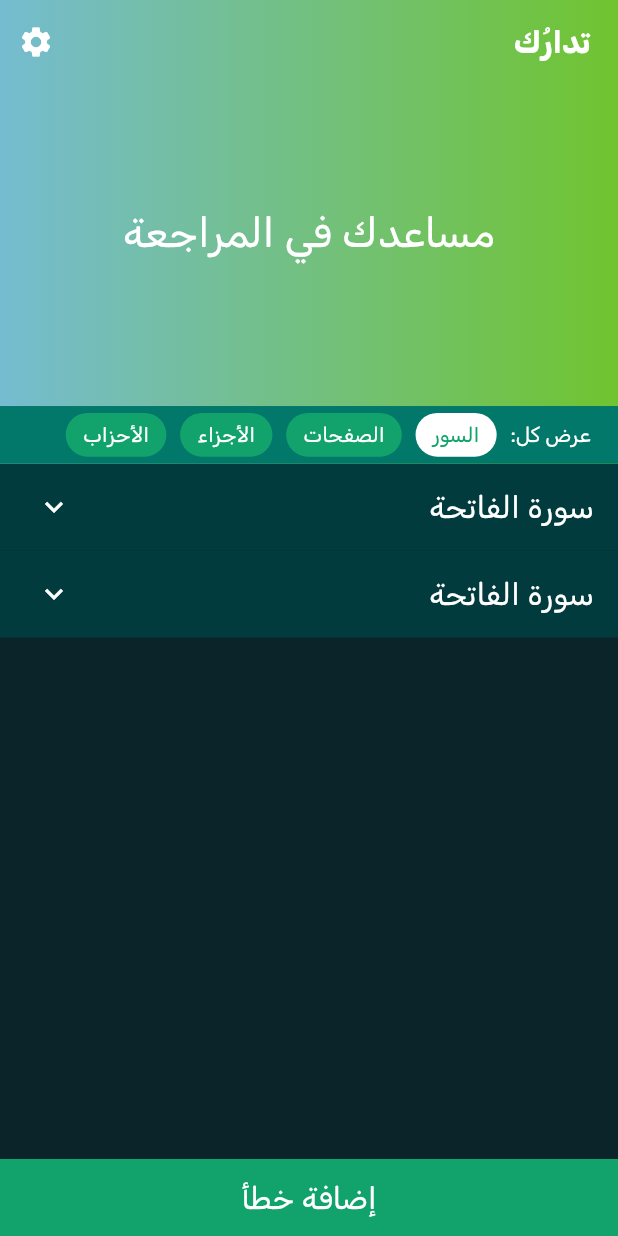
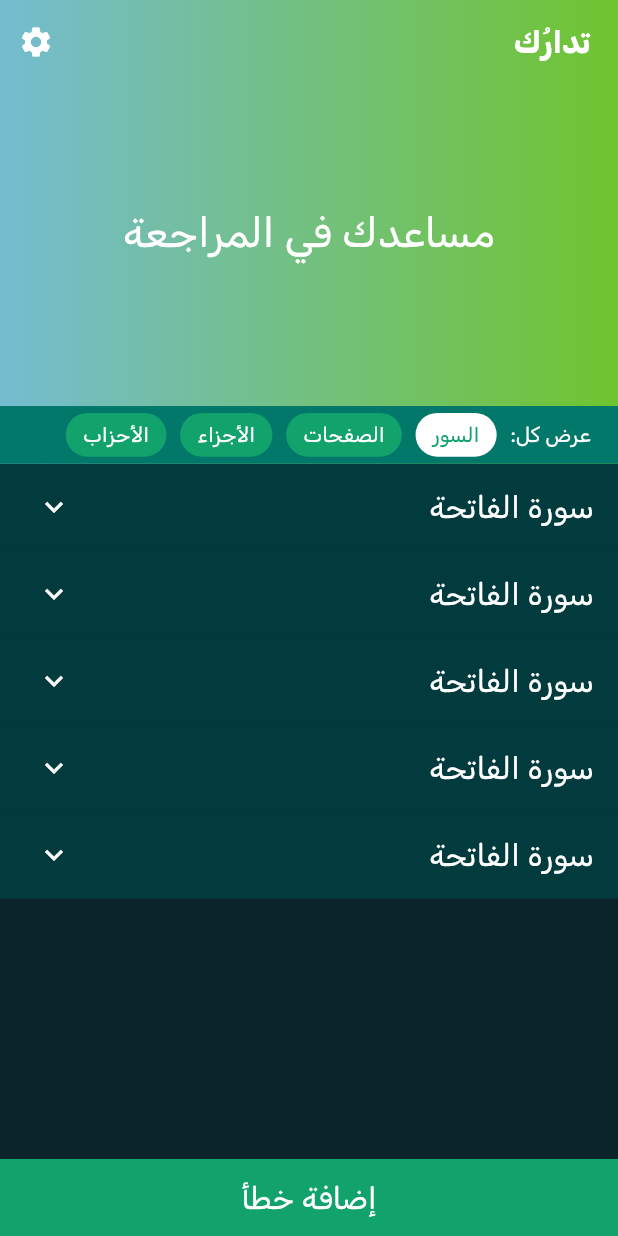
Before and after one commit to Kawarem/tadaruk.kawarem, a Flutter app: the screen it shows after launch, on a phone screen of 412 x 824 dp. Run offline on Flutter 3.47's test engine with Material 3 defaults, Android fonts, the phone set to English and light mode, and no system bars; our stand-ins replace bloc, equatable, flutter_bloc, flutter_screenutil, flutter_svg, shared_preferences; statements that could not run were skipped.

Commit message:
Implement logic in home_screen

```diff
--- a/lib/app_bloc/app_bloc.dart
+++ b/lib/app_bloc/app_bloc.dart
@@ -17,6 +17,7 @@ class AppBloc extends Bloc<AppEvent, AppState> {
   bool validatorInAddMistakeScreen = false;
   int surahNumber = 0;
   int displayTypeInHomeScreen = 0;
+  bool appBarIsCollapsed = false;
 
   AppBloc() : super(AppInitial()) {
     on<AppEvent>((event, emit) {
@@ -36,7 +37,6 @@ class AppBloc extends Bloc<AppEvent, AppState> {
         mistakeRepetition = event.mistakeRepetition.toInt();
         circleColor = changeCircleColor()!;
         emit(ChangeMistakeRepetitionState());
-        print(circleColor.toString());
       } else if (event is ChangeMistakeKindEvent) {
         mistakeKind = event.mistakeKind;
         emit(ChangeMistakeKindState());
@@ -49,6 +49,9 @@ class AppBloc extends Bloc<AppEvent, AppState> {
       } else if (event is ChangeDisplayTypeInHomeScreenEvent) {
         displayTypeInHomeScreen = event.displayTypeInHomeScreen;
         emit(ChangeDisplayTypeInHomeScreenState());
+      } else if (event is AppBarCollapsedEvent) {
+        emit(AppBarCollapsedState(isCollapsed: appBarIsCollapsed));
+        // }
       }
     });
   }
--- a/lib/app_bloc/app_event.dart
+++ b/lib/app_bloc/app_event.dart
@@ -50,3 +50,5 @@ class ChangeDisplayTypeInHomeScreenEvent extends AppEvent {
 
   ChangeDisplayTypeInHomeScreenEvent({required this.displayTypeInHomeScreen});
 }
+
+class AppBarCollapsedEvent extends AppEvent {}
--- a/lib/app_bloc/app_state.dart
+++ b/lib/app_bloc/app_state.dart
@@ -26,3 +26,9 @@ class ChangeSurahInAddMistakeScreenState extends AppState {
 }
 
 class ChangeDisplayTypeInHomeScreenState extends AppState {}
+
+class AppBarCollapsedState extends AppState {
+  final bool isCollapsed;
+
+  AppBarCollapsedState({required this.isCollapsed});
+}
--- a/lib/constants/components.dart
+++ b/lib/constants/components.dart
@@ -1,15 +1,26 @@
+import 'dart:math' as math;
+
 import 'package:flutter/material.dart';
+import 'package:flutter_bloc/flutter_bloc.dart';
 import 'package:flutter_screenutil/flutter_screenutil.dart';
 
+import '../app_bloc/app_bloc.dart';
+
 Widget buttonInHomeScreen(context,
-        {required String title, required bool isSelected}) =>
+        {required String title, required int index}) =>
     GestureDetector(
-      onTap: () {},
+      onTap: () {
+        BlocProvider.of<AppBloc>(context).add(
+            ChangeDisplayTypeInHomeScreenEvent(displayTypeInHomeScreen: index));
+      },
       child: Container(
         padding: const EdgeInsets.symmetric(horizontal: 10, vertical: 4).r,
         decoration: BoxDecoration(
           borderRadius: BorderRadius.circular(45).r,
-          color: isSelected ? Colors.white : Theme.of(context).primaryColor,
+          color: (BlocProvider.of<AppBloc>(context).displayTypeInHomeScreen ==
+                  index)
+              ? Colors.white
+              : Theme.of(context).primaryColor,
         ),
         child: Text(
           title,
@@ -17,7 +28,126 @@ Widget buttonInHomeScreen(context,
               fontSize: Theme.of(context).textTheme.displaySmall!.fontSize,
               fontFamily: Theme.of(context).textTheme.displaySmall!.fontFamily,
               color:
-                  isSelected ? Theme.of(context).primaryColor : Colors.white),
+                  (BlocProvider.of<AppBloc>(context).displayTypeInHomeScreen ==
+                          index)
+                      ? Theme.of(context).primaryColor
+                      : Colors.white),
         ),
       ),
     );
+
+Widget expansionTiles(context) => ExpansionTile(
+      title: Text(
+        'سورة الفاتحة',
+        style: Theme.of(context).textTheme.displayLarge,
+      ),
+      children: [
+        // Container(
+        //   color: Theme.of(context).scaffoldBackgroundColor,
+        //   child: CustomScrollView(shrinkWrap: true, slivers: [
+        //     SliverFillRemaining(
+        //       child: ListView.separated(
+        //         shrinkWrap: true,
+        //         physics: NeverScrollableScrollPhysics(),
+        //         itemCount: mistakesList[0].mistakesNumber,
+        //         itemBuilder: (context, index) {
+        //           return mistakeCard(context,
+        //               word: 'العالمين', mistakeKind: 'ناقصة', verse: 2);
+        //         },
+        //         separatorBuilder: (BuildContext context, int index) {
+        //           return Divider(
+        //             color: Colors.white,
+        //           );
+        //         },
+        //       ),
+        //     ),
+        //   ]),
+        // ),
+
+        Container(
+          color: Theme.of(context).scaffoldBackgroundColor,
+          child: CustomScrollView(
+            shrinkWrap: true,
+            physics: const NeverScrollableScrollPhysics(),
+            slivers: [
+              SliverList(
+                delegate: SliverChildBuilderDelegate(
+                  (context, index) {
+                    if (index.isEven) {
+                      return mistakeCard(context,
+                          word: 'العالمين', mistakeKind: 'ناقصة', verse: 2);
+                    }
+                    return const Divider();
+                  },
+                  childCount:
+                      math.max(0, mistakesList[0].mistakesNumber * 2 - 1),
+                ),
+              ),
+            ],
+          ),
+        ),
+        // ])
+      ],
+    );
+
+class MistakeCardData {
+  String surah;
+  int mistakesNumber;
+
+  MistakeCardData({
+    required this.surah,
+    required this.mistakesNumber,
+  });
+}
+
+List<MistakeCardData> mistakesList = [
+  MistakeCardData(surah: 'سورة الفاتحة', mistakesNumber: 2),
+  MistakeCardData(surah: 'سورة آل عمران', mistakesNumber: 2),
+];
+
+Widget mistakeCard(context,
+        {required String word,
+        required String mistakeKind,
+        required int verse}) =>
+    Padding(
+      padding: const EdgeInsets.symmetric(horizontal: 16, vertical: 8).r,
+      child: Row(
+        mainAxisAlignment: MainAxisAlignment.spaceBetween,
+        children: [
+          Row(
+            children: [
+              Text(
+                word,
+                style: Theme.of(context).textTheme.bodyLarge,
+              ),
+              SizedBox(
+                width: 8.w,
+              ),
+              Text(
+                '|',
+                style: Theme.of(context).textTheme.displayLarge,
+              ),
+              SizedBox(
+                width: 8.w,
+              ),
+              Text(
+                'هي $mistakeKind في الآية:  ',
+                style: Theme.of(context).textTheme.bodyMedium,
+              ),
+              Text(
+                '$verse',
+                style: Theme.of(context).textTheme.bodyLarge,
+              ),
+            ],
+          ),
+          Container(
+            width: 7.w,
+            height: 7.h,
+            decoration: BoxDecoration(
+              borderRadius: BorderRadius.circular(90),
+              color: Colors.red,
+            ),
+          )
+        ],
+      ),
+    );
--- a/lib/modules/home_screen/expandable_app_bar/expandable_app_bar.dart
+++ b/lib/modules/home_screen/expandable_app_bar/expandable_app_bar.dart
@@ -1,7 +1,12 @@
 import 'package:flutter/material.dart';
+import 'package:flutter_bloc/flutter_bloc.dart';
 import 'package:flutter_screenutil/flutter_screenutil.dart';
+import 'package:tadarok/app_bloc/app_bloc.dart';
 import 'package:tadarok/constants/components.dart';
 import 'package:tadarok/modules/home_screen/expandable_app_bar/fade_animation.dart';
+import 'package:tadarok/modules/home_screen/home_screen.dart';
+
+final sliverAppBarKey = GlobalKey();
 
 class ExpandableAppBar extends StatelessWidget {
   final double? expandedHeight; // max height
@@ -43,6 +48,7 @@ class ExpandableAppBar extends StatelessWidget {
         handle: NestedScrollView.sliverOverlapAbsorberHandleFor(context),
         sliver: SliverAppBar(
           // backgroundColor: Color(0xff12a36c),
+          key: sliverAppBarKey,
           pinned: true,
           floating: true,
           snap: true,
@@ -119,33 +125,38 @@ class ExpandableAppBar extends StatelessWidget {
                         padding: const EdgeInsets.symmetric(
                                 horizontal: 16.0, vertical: 4)
                             .r,
-                        child: Row(
+                        child: BlocBuilder<AppBloc, AppState>(
+                          builder: (context, state) {
+                            return Row(
                               children: [
                                 Text(
                                   'عرض كل:',
-                              style: Theme.of(context).textTheme.displaySmall,
+                                  style:
+                                      Theme.of(context).textTheme.displaySmall,
                                 ),
                                 SizedBox(
                                   width: 8.w,
                                 ),
                                 buttonInHomeScreen(context,
-                                title: 'السور', isSelected: true),
+                                    title: 'السور', index: 0),
                                 SizedBox(
                                   width: 8.w,
                                 ),
                                 buttonInHomeScreen(context,
-                                title: 'الصفحات', isSelected: false),
+                                    title: 'الصفحات', index: 1),
                                 SizedBox(
                                   width: 8.w,
                                 ),
                                 buttonInHomeScreen(context,
-                                title: 'الأجزاء', isSelected: false),
+                                    title: 'الأجزاء', index: 2),
                                 SizedBox(
                                   width: 8.w,
                                 ),
                                 buttonInHomeScreen(context,
-                                title: 'الأحزاب', isSelected: false),
+                                    title: 'الأحزاب', index: 3),
                               ],
+                            );
+                          },
                         ),
                       ),
                     ),
@@ -164,9 +175,23 @@ class ExpandableAppBar extends StatelessWidget {
       // color: widget.sliverBackgroundColor ??
       //     Theme.of(context).scaffoldBackgroundColor,
       child: Builder(builder: (context) {
-        return CustomScrollView(slivers: [
+        return NotificationListener<ScrollNotification>(
+          onNotification: (notification) {
+            final appBarContext = sliverAppBarKey.currentContext;
+            final appBarState = Scrollable.of(appBarContext!).position;
+            final isCollapsed = appBarState.pixels >
+                (appBarState.maxScrollExtent) - kToolbarHeight;
+            if (isCollapsed !=
+                BlocProvider.of<AppBloc>(context).appBarIsCollapsed) {
+              BlocProvider.of<AppBloc>(context).appBarIsCollapsed = isCollapsed;
+              BlocProvider.of<AppBloc>(context).add(AppBarCollapsedEvent());
+            }
+            return false;
+          },
+          child: CustomScrollView(controller: scrollController, slivers: [
             SliverOverlapInjector(
-              handle: NestedScrollView.sliverOverlapAbsorberHandleFor(context)),
+                handle:
+                    NestedScrollView.sliverOverlapAbsorberHandleFor(context)),
             sliverList,
             // SliverFillRemaining(
             //     child: Column(
@@ -175,7 +200,8 @@ class ExpandableAppBar extends StatelessWidget {
             //     ElevatedButton(onPressed: () {}, child: Text('data')),
             //   ],
             // ))
-        ]);
+          ]),
+        );
       }),
     );
   }
--- a/lib/modules/home_screen/expansion_tile.dart
+++ /dev/null
@@ -1,132 +0,0 @@
-import 'dart:math' as math;
-
-import 'package:flutter/material.dart';
-import 'package:flutter_screenutil/flutter_screenutil.dart';
-
-class ExpansionTiles extends StatefulWidget {
-  const ExpansionTiles({super.key});
-
-  @override
-  State<ExpansionTiles> createState() => _ExpansionTilesState();
-}
-
-class _ExpansionTilesState extends State<ExpansionTiles> {
-  @override
-  Widget build(BuildContext context) {
-    return ExpansionTile(
-      title: Text(
-        'سورة الفاتحة',
-        style: Theme.of(context).textTheme.displayLarge,
-      ),
-      children: [
-        // Container(
-        //   color: Theme.of(context).scaffoldBackgroundColor,
-        //   child: CustomScrollView(shrinkWrap: true, slivers: [
-        //     SliverFillRemaining(
-        //       child: ListView.separated(
-        //         shrinkWrap: true,
-        //         physics: NeverScrollableScrollPhysics(),
-        //         itemCount: mistakesList[0].mistakesNumber,
-        //         itemBuilder: (context, index) {
-        //           return mistakeCard(context,
-        //               word: 'العالمين', mistakeKind: 'ناقصة', verse: 2);
-        //         },
-        //         separatorBuilder: (BuildContext context, int index) {
-        //           return Divider(
-        //             color: Colors.white,
-        //           );
-        //         },
-        //       ),
-        //     ),
-        //   ]),
-        // ),
-
-        Container(
-          color: Theme.of(context).scaffoldBackgroundColor,
-          child: CustomScrollView(
-            shrinkWrap: true,
-            physics: const NeverScrollableScrollPhysics(),
-            slivers: [
-              SliverList(
-                delegate: SliverChildBuilderDelegate(
-                  (context, index) {
-                    if (index.isEven) {
-                      return mistakeCard(context,
-                          word: 'العالمين', mistakeKind: 'ناقصة', verse: 2);
-                    }
-                    return const Divider();
-                  },
-                  childCount:
-                      math.max(0, mistakesList[0].mistakesNumber * 2 - 1),
-                ),
-              ),
-            ],
-          ),
-        ),
-        // ])
-      ],
-    );
-  }
-}
-
-class MistakeCardData {
-  String surah;
-  int mistakesNumber;
-
-  MistakeCardData({
-    required this.surah,
-    required this.mistakesNumber,
-  });
-}
-
-List<MistakeCardData> mistakesList = [
-  MistakeCardData(surah: 'سورة الفاتحة', mistakesNumber: 2),
-  MistakeCardData(surah: 'سورة آل عمران', mistakesNumber: 2),
-];
-
-Widget mistakeCard(context,
-        {required String word,
-        required String mistakeKind,
-        required int verse}) =>
-    Padding(
-      padding: const EdgeInsets.symmetric(horizontal: 16, vertical: 8).r,
-      child: Row(
-        mainAxisAlignment: MainAxisAlignment.spaceBetween,
-        children: [
-          Row(
-            children: [
-              Text(
-                word,
-                style: Theme.of(context).textTheme.bodyLarge,
-              ),
-              SizedBox(
-                width: 8.w,
-              ),
-              Text(
-                '|',
-                style: Theme.of(context).textTheme.displayLarge,
-              ),
-              SizedBox(
-                width: 8.w,
-              ),
-              Text(
-                'هي $mistakeKind في الآية:  ',
-                style: Theme.of(context).textTheme.bodyMedium,
-              ),
-              Text(
-                '$verse',
-                style: Theme.of(context).textTheme.bodyLarge,
-              ),
-            ],
-          ),
-          Container(
-            width: 7.w,
-            height: 7.h,
-            decoration: BoxDecoration(
-              borderRadius: BorderRadius.circular(90),
-              color: Colors.red,
-            ),
-          )
-        ],
-      ),
-    );
--- a/lib/modules/home_screen/home_screen.dart
+++ b/lib/modules/home_screen/home_screen.dart
@@ -1,9 +1,13 @@
 import 'package:flutter/material.dart';
+import 'package:flutter_screenutil/flutter_screenutil.dart';
+import 'package:tadarok/constants/components.dart';
+import 'package:tadarok/modules/home_screen/scroll_to_hide_widget.dart';
 
 import '../add_mistake_screen/add_mistake_screen.dart';
 import '../settings_screen/settings_screen.dart';
 import 'expandable_app_bar/expandable_app_bar.dart';
-import 'expansion_tile.dart';
+
+ScrollController scrollController = ScrollController();
 
 class HomeScreen extends StatelessWidget {
   const HomeScreen({super.key});
@@ -43,8 +47,8 @@ class HomeScreen extends StatelessWidget {
           ],
           sliverList: SliverList(
               delegate: SliverChildBuilderDelegate((context, index) {
-            return const ExpansionTiles();
-          }, childCount: 2)
+            return expansionTiles(context);
+          }, childCount: 5)
               //     SliverChildListDelegate([
               //   ExpansionTiles(),
               //   ExpansionTiles(),
@@ -53,6 +57,9 @@ class HomeScreen extends StatelessWidget {
         ),
         Align(
             alignment: Alignment.bottomCenter,
+            child: ScrollToHideWidget(
+              controller: scrollController,
+              height: 43.h,
               child: SizedBox(
                 width: double.infinity,
                 child: ElevatedButton(
@@ -66,6 +73,7 @@ class HomeScreen extends StatelessWidget {
                       'إضافة خطأ',
                       style: Theme.of(context).textTheme.displayLarge,
                     )),
+              ),
             ))
       ]),
       // floatingActionButton: FloatingActionButton(
--- /dev/null
+++ b/lib/modules/home_screen/scroll_to_hide_widget.dart
@@ -0,0 +1,126 @@
+import 'package:flutter/material.dart';
+import 'package:flutter/rendering.dart';
+import 'package:flutter_bloc/flutter_bloc.dart';
+
+import '../../app_bloc/app_bloc.dart';
+
+class ScrollToHideWidget extends StatelessWidget {
+  final Widget child;
+  final ScrollController controller;
+  final Duration duration;
+  final double height;
+
+  const ScrollToHideWidget(
+      {super.key,
+      required this.child,
+      required this.controller,
+      this.duration = const Duration(milliseconds: 200),
+      required this.height});
+
+  // bool isVisible = true;
+  //
+  // @override
+  // void initState() {
+  //   super.initState();
+  //
+  //   widget.controller.addListener(listen);
+  // }
+  //
+  // void listen() {
+  //   final direction = widget.controller.position.userScrollDirection;
+  //   if (direction == ScrollDirection.forward) {
+  //     show();
+  //   } else if (direction == ScrollDirection.reverse) {
+  //     hide();
+  //   }
+  //   if (widget.controller.position.pixels < 5.h) {
+  //     show();
+  //   }
+  // }
+  //
+  // void show() {
+  //   if (!isVisible)
+  //     setState(() {
+  //       isVisible = true;
+  //     });
+  // }
+  //
+  // void hide() {
+  //   if (isVisible)
+  //     setState(() {
+  //       isVisible = false;
+  //     });
+  // }9
+
+  @override
+  Widget build(BuildContext context) {
+    return BlocProvider(
+      create: (context) => ScrollToHideCubit(controller),
+      child: BlocBuilder<ScrollToHideCubit, ScrollToHideState>(
+        builder: (context, scrollState) {
+          return BlocListener<AppBloc, AppState>(
+            listener: (context, state) {
+              if (state is AppBarCollapsedState) {
+                if (state.isCollapsed) {
+                  BlocProvider.of<ScrollToHideCubit>(context).appBarCollapsed();
+                }
+              }
+            },
+            child: AnimatedContainer(
+              duration: duration,
+              height: scrollState.isVisible ? height : 0,
+              child: Wrap(children: [child]),
+            ),
+          );
+        },
+      ),
+    );
+  }
+}
+
+class ScrollToHideCubit extends Cubit<ScrollToHideState> {
+  final ScrollController _controller;
+
+  ScrollToHideCubit(this._controller)
+      : super(ScrollToHideState(isVisible: true)) {
+    _controller.addListener(_handleScroll);
+  }
+
+  void _handleScroll() {
+    final direction = _controller.position.userScrollDirection;
+    if (direction == ScrollDirection.forward) {
+      emit(state.copyWith(isVisible: true));
+    } else if (direction == ScrollDirection.reverse) {
+      emit(state.copyWith(isVisible: false));
+    }
+    // else if (appBarIsCollapsedGlobal) {
+    //   emit(state.copyWith(isVisible: true));
+    // }
+  }
+
+  void appBarCollapsed() {
+    emit(state.copyWith(isVisible: true));
+  }
+
+  @override
+  Future<void> close() {
+    _controller.removeListener(_handleScroll);
+    return super.close();
+  }
+}
+
+class ScrollToHideState {
+  bool isVisible;
+
+  ScrollToHideState({
+    required this.isVisible,
+  });
+
+  ScrollToHideState copyWith({
+    bool? isVisible,
+  }) {
+    return ScrollToHideState(
+      isVisible: isVisible ?? this.isVisible,
+    );
+  }
+}
```
Lines whose indentation alone changed are shown as unchanged.
